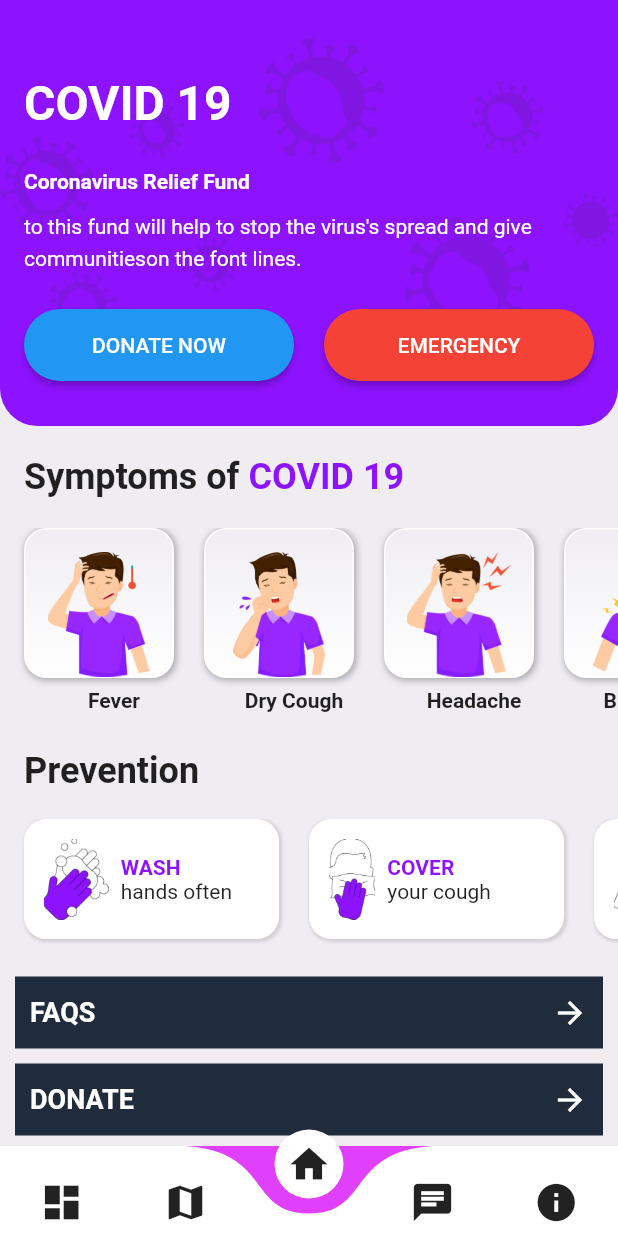
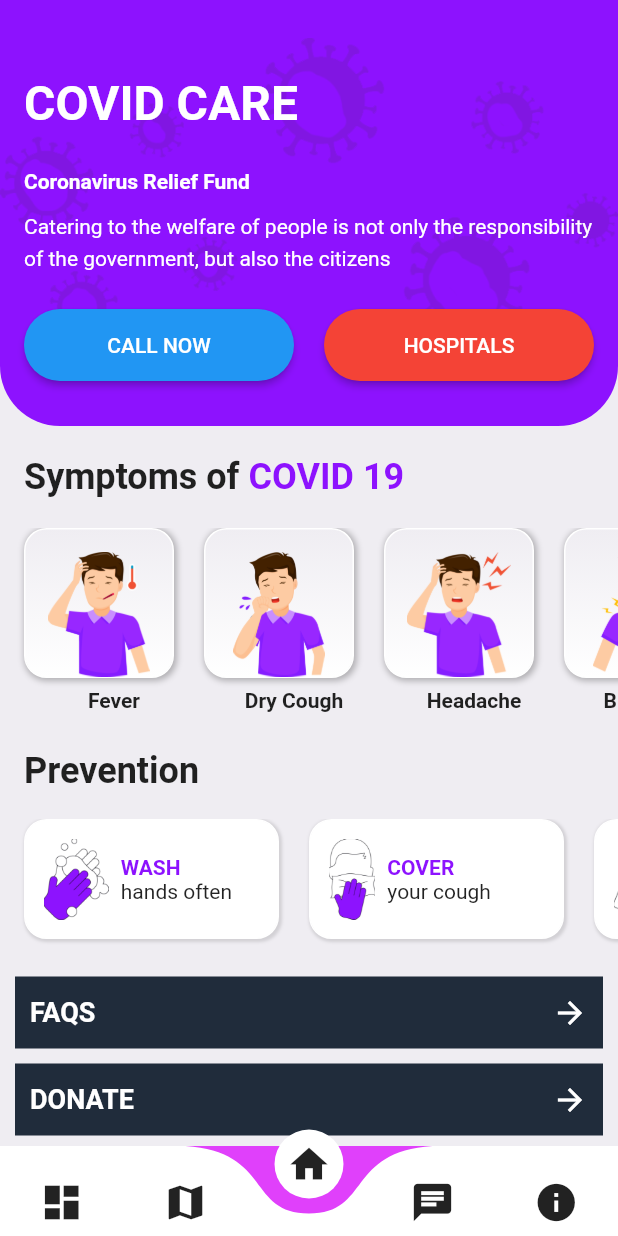
Before and after one commit to SAMYAK99/CovidCare, a Flutter app: the screen it shows after launch, on a phone screen of 412 x 824 dp. Run offline on Flutter 3.47's test engine with Material 2 defaults, Android fonts, the phone set to English and light mode, and no system bars; drawn by our look-alikes of curved_navigation_bar; our stand-ins replace webview_flutter.

Commit message:
Improved UI

```diff
--- a/lib/Screens/Hospitals.dart
+++ b/lib/Screens/Hospitals.dart
@@ -14,8 +14,8 @@ class Placestate extends State<PlacesPage> {
   Widget build(BuildContext context) {
     return new Scaffold(
       appBar: new AppBar(
-        title: new Text("Nearby places"),
-        backgroundColor: Colors.green,
+        title: new Text("Nearby Hospitals"),
+        backgroundColor: Colors.purpleAccent,
       ),
       body: _createContent(),
     );
--- a/lib/Screens/Info.dart
+++ b/lib/Screens/Info.dart
@@ -11,8 +11,8 @@ class _InfoState extends State<Info> {
   Widget build(BuildContext context) {
     return Scaffold(
       appBar: AppBar(
-        title: Text('Covid-19 tracker'),
-        backgroundColor: Colors.deepOrangeAccent,
+        title: Text('Quick Information'),
+        backgroundColor: Colors.purpleAccent,
       ),
       body: Container(
         height: double.infinity,
--- a/lib/Screens/chat_screen.dart
+++ b/lib/Screens/chat_screen.dart
@@ -11,8 +11,8 @@ class _ChatState extends State<Chat> {
   Widget build(BuildContext context) {
     return Scaffold(
       appBar: AppBar(
-        title: Text('Covid-19 tracker'),
-        backgroundColor: Colors.deepOrangeAccent,
+        title: Text('Appolo ChatBot'),
+        backgroundColor: Colors.purpleAccent,
       ),
       body: Container(
         height: double.infinity,
--- a/lib/Screens/home_screen.dart
+++ b/lib/Screens/home_screen.dart
@@ -1,5 +1,7 @@
+import 'package:covidcare/Screens/Hospitals.dart';
 import 'package:covidcare/stats_panel/infoPanel.dart';
 import 'package:flutter/material.dart';
+import 'package:url_launcher/url_launcher.dart';
 
 class HomeScreen extends StatefulWidget {
   @override
@@ -19,8 +21,8 @@ class _HomeScreenState extends State<HomeScreen> {
               decoration: BoxDecoration(
                 color: AppColors.mainColor,
                 borderRadius: BorderRadius.only(
-                  bottomLeft: Radius.circular(25),
-                  bottomRight: Radius.circular(25),
+                  bottomLeft: Radius.circular(40),
+                  bottomRight: Radius.circular(40),
                 ),
               ),
               padding: EdgeInsets.only(top: 25, bottom: 30),
@@ -213,7 +215,7 @@ class _HomeScreenState extends State<HomeScreen> {
         Padding(
           padding: EdgeInsets.symmetric(horizontal: 16),
           child: Text(
-            "COVID 19",
+            "COVID CARE",
             style: TextStyle(
               color: Colors.white,
               fontWeight: FontWeight.bold,
@@ -236,7 +238,8 @@ class _HomeScreenState extends State<HomeScreen> {
         Padding(
           padding: EdgeInsets.symmetric(horizontal: 16),
           child: Text(
-            "to this fund will help to stop the virus's spread and give\ncommunitieson the font lines.",
+            "Catering to the welfare of people is not only the responsibility"
+            " of the government, but also the citizens",
             style: TextStyle(
               color: Colors.white,
               height: 1.5,
@@ -251,9 +254,12 @@ class _HomeScreenState extends State<HomeScreen> {
               Expanded(
                 child: RaisedButton(
                   color: Colors.blue,
-                  onPressed: () {},
+                  onPressed: () {
+                    String phone = "tel:" + 01123978046.toString();
+                    launch(phone);
+                  },
                   child: Text(
-                    "DONATE NOW",
+                    "CALL NOW",
                     style: TextStyle(color: Colors.white),
                   ),
                   shape: RoundedRectangleBorder(
@@ -268,9 +274,12 @@ class _HomeScreenState extends State<HomeScreen> {
               Expanded(
                 child: RaisedButton(
                   color: Colors.red,
-                  onPressed: () {},
+                  onPressed: () {
+                    Navigator.push(context,
+                        MaterialPageRoute(builder: (context) => PlacesPage()));
+                  },
                   child: Text(
-                    "EMERGENCY",
+                    "HOSPITALS",
                     style: TextStyle(color: Colors.white),
                   ),
                   shape: RoundedRectangleBorder(
--- a/pubspec.yaml
+++ b/pubspec.yaml
@@ -34,6 +34,7 @@ dependencies:
   http:
   dynamic_theme:
   webview_flutter: ^0.3.20
+
 
 dev_dependencies:
   flutter_test:
```
Also changed, not shown: lib/Screens/stats_screen.dart (+10 -11 lines), lib/pages/CountryPage.dart (+6 -3 lines), lib/stats_panel/mostAffectedCountries.dart (+7 -5 lines).
